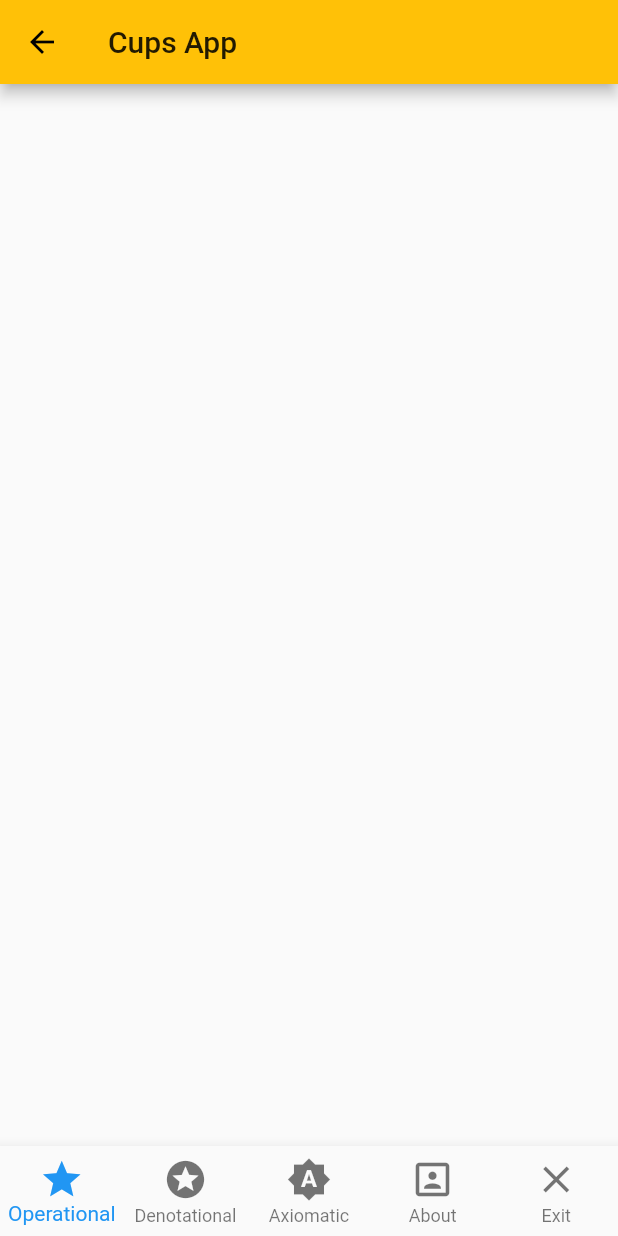
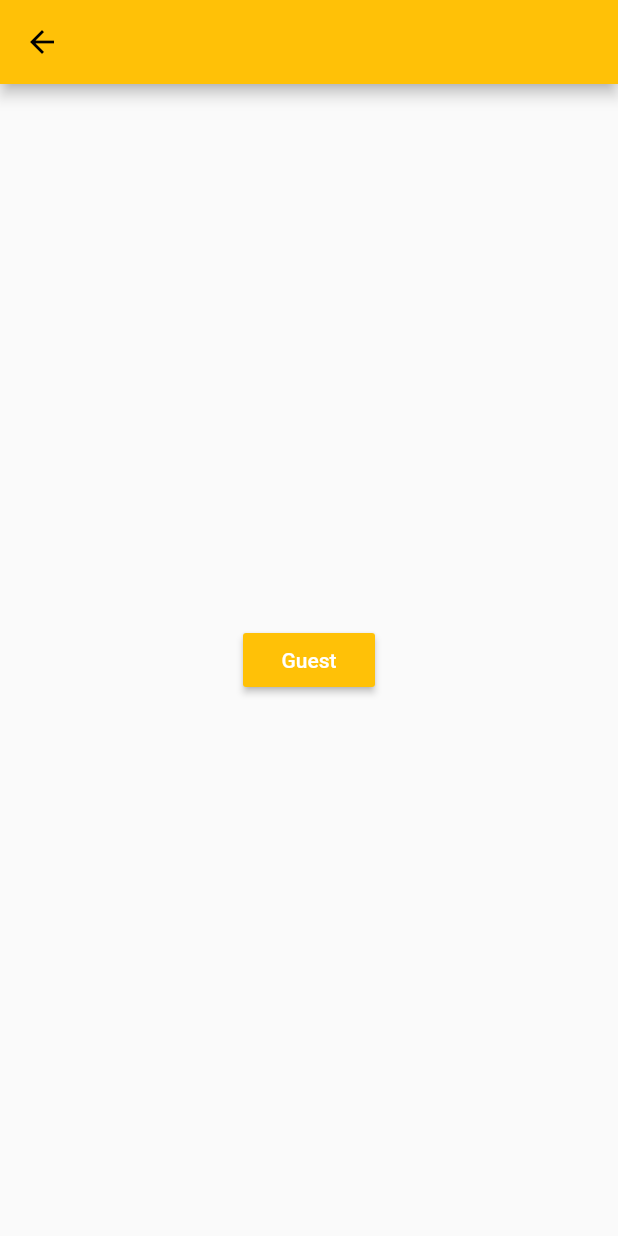
Before and after one commit to Wasivjoey/cups-, a Flutter app: the Home screen opened directly, on a phone screen of 412 x 824 dp. Run offline on Flutter 3.47's test engine with Material 2 defaults, Android fonts, the light colour scheme and no system bars.

Commit message:
automatic route navigation from spash page to home page set up

```diff
--- a/lib/Home.dart
+++ b/lib/Home.dart
@@ -1,4 +1,3 @@
-
 import 'dart:io';
 
 import 'package:flutter/cupertino.dart';
@@ -18,56 +17,59 @@ class Home extends StatefulWidget{
     Widget callPage(int _currentIndex){
 
     }
+
+    void ButtonClick()
+    {
+      print("yes");
+    }
+        @override
+        Widget build(BuildContext context) {
+          return Scaffold( appBar: AppBar(
+            //title: Text(Widget.title),
+          ),
+          body: Center(
+            child: RaisedButton(
+              onPressed: ButtonClick,
+              child: Text("Guest"),
+              color: Colors.amber,
+              textColor: Colors.white,
+
+              ),),
+
+          );
+        }
+  }*/
+
+import 'package:flutter/material.dart';
+
+class LoginPage extends StatelessWidget {
   @override
   Widget build(BuildContext context) {
     return Scaffold(
-            appBar : AppBar(
-              title: Text('Cups App'),
-            ),
-            body: callPage(_currentIndex),
+      backgroundColor: Color.fromRGBO(3, 9, 23, 1),
+      body: Container(
+        padding: EdgeInsets.all(30),
+        child: Column(
+          crossAxisAlignment: CrossAxisAlignment.start,
+          mainAxisAlignment: MainAxisAlignment.center,
+          children: <Widget>[
 
 
-            bottomNavigationBar: BottomNavigationBar(
-              currentIndex: _currentIndex,
-              onTap: (index){
-                setState(() {
-                  _currentIndex = index;
-                });
-              },
-              type: BottomNavigationBarType.fixed,
-              iconSize: 30,
-              items:[
-                BottomNavigationBarItem(
-                  icon: Icon(Icons.star),
-                  title: Text('Operational'),
+            SizedBox(height: 40,),
+           Center(
+              child: Container(
+                width: 120,
+                padding: EdgeInsets.all(15),
+                decoration: BoxDecoration(
+                  borderRadius: BorderRadius.circular(50),
+                  color: Colors.blue[800]
                 ),
-
-                BottomNavigationBarItem(
-                  icon: Icon(Icons.stars),
-                  title: Text('Denotational'),
+                child: Center(child: Text("Login", style: TextStyle(color: Colors.white.withOpacity(.7)),)),
               ),
-
-                BottomNavigationBarItem(
-                  icon: Icon(Icons.brightness_auto),
-                  title: Text('Axiomatic'),
             ),
-
-                BottomNavigationBarItem(
-                  icon: Icon(Icons.portrait),
-                  title: Text('About'),
+          ],
         ),
-
-                 BottomNavigationBarItem(
-                  icon: Icon(Icons.close),
-                  title: Text('Exit'),
-                ),
-              ] ,
-
       ),
     );
   }
-
 }
-
-    mixin Final {
-}
```
Also changed, not shown: lib/cups_Nav/Nav_pg.dart (added, +7 -0 lines), lib/main.dart (+7 -89 lines), lib/splash_pg.dart (added, +92 -0 lines). Lines whose indentation alone changed are shown as unchanged.
